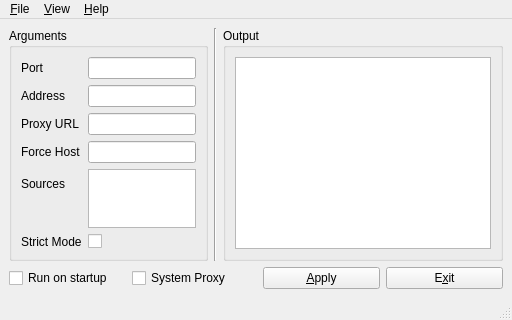
The window that src/mainwindow.ui (FrzMtrsprt/QtUnblockNeteaseMusic) describes before a commit, drawn with Qt 5.
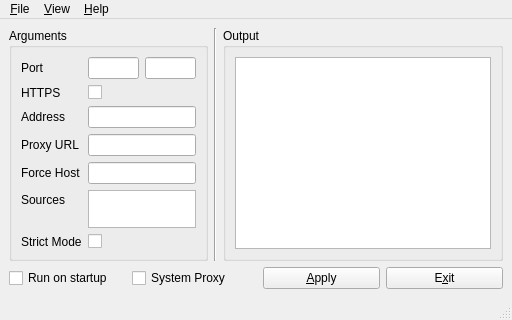
The same window after the commit. Icons and pictures are not drawn.

Commit message: Add HTTPS options

The edit to the form file:
```diff
--- a/src/mainwindow.ui
+++ b/src/mainwindow.ui
@@ -54,7 +54,118 @@
          <string>Arguments</string>
         </property>
         <layout class="QGridLayout" name="gridLayout">
-         <item row="4" column="1" rowspan="2">
+         <item row="1" column="0">
+          <widget class="QLabel" name="httpsLabel">
+           <property name="statusTip">
+            <string>Enable HTTPS proxy</string>
+           </property>
+           <property name="text">
+            <string>HTTPS</string>
+           </property>
+          </widget>
+         </item>
+         <item row="4" column="1" colspan="2">
+          <widget class="QLineEdit" name="urlEdit">
+           <property name="sizePolicy">
+            <sizepolicy hsizetype="MinimumExpanding" vsizetype="Fixed">
+             <horstretch>0</horstretch>
+             <verstretch>0</verstretch>
+            </sizepolicy>
+           </property>
+           <property name="statusTip">
+            <string>Request through upstream proxy</string>
+           </property>
+          </widget>
+         </item>
+         <item row="3" column="1" colspan="2">
+          <widget class="QLineEdit" name="addressEdit">
+           <property name="sizePolicy">
+            <sizepolicy hsizetype="MinimumExpanding" vsizetype="Fixed">
+             <horstretch>0</horstretch>
+             <verstretch>0</verstretch>
+            </sizepolicy>
+           </property>
+           <property name="statusTip">
+            <string>Specify server host</string>
+           </property>
+           <property name="text">
+            <string/>
+           </property>
+          </widget>
+         </item>
+         <item row="6" column="0">
+          <widget class="QLabel" name="sourceLabel">
+           <property name="statusTip">
+            <string>Set priority of sources</string>
+           </property>
+           <property name="text">
+            <string>Sources</string>
+           </property>
+          </widget>
+         </item>
+         <item row="0" column="0">
+          <widget class="QLabel" name="portLabel">
+           <property name="statusTip">
+            <string>Specify server port</string>
+           </property>
+           <property name="text">
+            <string>Port</string>
+           </property>
+          </widget>
+         </item>
+         <item row="0" column="1">
+          <widget class="QLineEdit" name="httpEdit">
+           <property name="sizePolicy">
+            <sizepolicy hsizetype="Ignored" vsizetype="Fixed">
+             <horstretch>0</horstretch>
+             <verstretch>0</verstretch>
+            </sizepolicy>
+           </property>
+           <property name="statusTip">
+            <string>Specify server HTTP port</string>
+           </property>
+           <property name="text">
+            <string/>
+           </property>
+          </widget>
+         </item>
+         <item row="4" column="0">
+          <widget class="QLabel" name="urlLabel">
+           <property name="statusTip">
+            <string>Request through upstream proxy</string>
+           </property>
+           <property name="text">
+            <string>Proxy URL</string>
+           </property>
+          </widget>
+         </item>
+         <item row="0" column="2">
+          <widget class="QLineEdit" name="httpsEdit">
+           <property name="sizePolicy">
+            <sizepolicy hsizetype="Ignored" vsizetype="Fixed">
+             <horstretch>0</horstretch>
+             <verstretch>0</verstretch>
+            </sizepolicy>
+           </property>
+           <property name="statusTip">
+            <string>Specify server HTTPS port</string>
+           </property>
+          </widget>
+         </item>
+         <item row="5" column="1" colspan="2">
+          <widget class="QLineEdit" name="hostEdit">
+           <property name="sizePolicy">
+            <sizepolicy hsizetype="MinimumExpanding" vsizetype="Fixed">
+             <horstretch>0</horstretch>
+             <verstretch>0</verstretch>
+            </sizepolicy>
+           </property>
+           <property name="statusTip">
+            <string>Force the Netease server IP</string>
+           </property>
+          </widget>
+         </item>
+         <item row="6" column="1" rowspan="2" colspan="2">
           <widget class="QTextEdit" name="sourceEdit">
            <property name="sizePolicy">
             <sizepolicy hsizetype="Ignored" vsizetype="Ignored">
@@ -67,24 +178,54 @@
            </property>
           </widget>
          </item>
+         <item row="8" column="0">
+          <widget class="QLabel" name="strictLabel">
+           <property name="statusTip">
+            <string>Enable proxy limitation</string>
+           </property>
+           <property name="text">
+            <string>Strict Mode</string>
+           </property>
+          </widget>
+         </item>
          <item row="5" column="0">
+          <widget class="QLabel" name="hostLabel">
+           <property name="statusTip">
+            <string>Force the Netease server IP</string>
+           </property>
+           <property name="text">
+            <string>Force Host</string>
+           </property>
+          </widget>
+         </item>
+         <item row="3" column="0">
+          <widget class="QLabel" name="addressLabel">
+           <property name="statusTip">
+            <string>Specify server host</string>
+           </property>
+           <property name="text">
+            <string>Address</string>
+           </property>
+          </widget>
+         </item>
+         <item row="1" column="1" colspan="2">
+          <widget class="QCheckBox" name="httpsCheckBox">
+           <property name="statusTip">
+            <string>Enable HTTPS proxy</string>
+           </property>
+           <property name="text">
+            <string/>
+           </property>
+          </widget>
+         </item>
+         <item row="7" column="0">
           <spacer name="sourceSpacer">
            <property name="orientation">
             <enum>Qt::Vertical</enum>
            </property>
           </spacer>
          </item>
-         <item row="3" column="0">
-          <widget class="QLabel" name="hostLabel">
-           <property name="statusTip">
-            <string>Force the Netease server IP</string>
-           </property>
-           <property name="text">
-            <string>Force Host</string>
-           </property>
-          </widget>
-         </item>
-         <item row="6" column="1">
+         <item row="8" column="1" colspan="2">
           <widget class="QCheckBox" name="strictCheckBox">
            <property name="statusTip">
             <string>Enable proxy limitation</string>
@@ -94,114 +235,6 @@
            </property>
           </widget>
          </item>
-         <item row="3" column="1">
-          <widget class="QLineEdit" name="hostEdit">
-           <property name="sizePolicy">
-            <sizepolicy hsizetype="MinimumExpanding" vsizetype="Fixed">
-             <horstretch>0</horstretch>
-             <verstretch>0</verstretch>
-            </sizepolicy>
-           </property>
-           <property name="statusTip">
-            <string>Force the Netease server IP</string>
-           </property>
-          </widget>
-         </item>
-         <item row="6" column="0">
-          <widget class="QLabel" name="strictLabel">
-           <property name="statusTip">
-            <string>Enable proxy limitation</string>
-           </property>
-           <property name="text">
-            <string>Strict Mode</string>
-           </property>
-          </widget>
-         </item>
-         <item row="1" column="0">
-          <widget class="QLabel" name="addressLabel">
-           <property name="statusTip">
-            <string>Specify server host</string>
-           </property>
-           <property name="text">
-            <string>Address</string>
-           </property>
-          </widget>
-         </item>
-         <item row="2" column="0">
-          <widget class="QLabel" name="urlLabel">
-           <property name="statusTip">
-            <string>Request through upstream proxy</string>
-           </property>
-           <property name="text">
-            <string>Proxy URL</string>
-           </property>
-          </widget>
-         </item>
-         <item row="0" column="0">
-          <widget class="QLabel" name="portLabel">
-           <property name="statusTip">
-            <string>Specify server port</string>
-           </property>
-           <property name="text">
-            <string>Port</string>
-           </property>
-          </widget>
-         </item>
-         <item row="1" column="1">
-          <widget class="QLineEdit" name="addressEdit">
-           <property name="sizePolicy">
-            <sizepolicy hsizetype="MinimumExpanding" vsizetype="Fixed">
-             <horstretch>0</horstretch>
-             <verstretch>0</verstretch>
-            </sizepolicy>
-           </property>
-           <property name="statusTip">
-            <string>Specify server host</string>
-           </property>
-           <property name="text">
-            <string/>
-           </property>
-          </widget>
-         </item>
-         <item row="4" column="0">
-          <widget class="QLabel" name="sourceLabel">
-           <property name="statusTip">
-            <string>Set priority of sources</string>
-           </property>
-           <property name="text">
-            <string>Sources</string>
-           </property>
-          </widget>
-         </item>
-         <item row="0" column="1">
-          <widget class="QLineEdit" name="portEdit">
-           <property name="sizePolicy">
-            <sizepolicy hsizetype="MinimumExpanding" vsizetype="Fixed">
-             <horstretch>0</horstretch>
-             <verstretch>0</verstretch>
-            </sizepolicy>
-           </property>
-           <property name="statusTip">
-            <string>Specify server port</string>
-           </property>
-           <property name="text">
-            <string/>
-           </property>
-          </widget>
-         </item>
-         <item row="2" column="1">
-          <widget class="QLineEdit" name="urlEdit">
-           <property name="sizePolicy">
-            <sizepolicy hsizetype="MinimumExpanding" vsizetype="Fixed">
-             <horstretch>0</horstretch>
-             <verstretch>0</verstretch>
-            </sizepolicy>
-           </property>
-           <property name="statusTip">
-            <string>Request through upstream proxy</string>
-           </property>
-          </widget>
-         </item>
         </layout>
        </widget>
       </item>
```
The commit also changes 5 other files.
